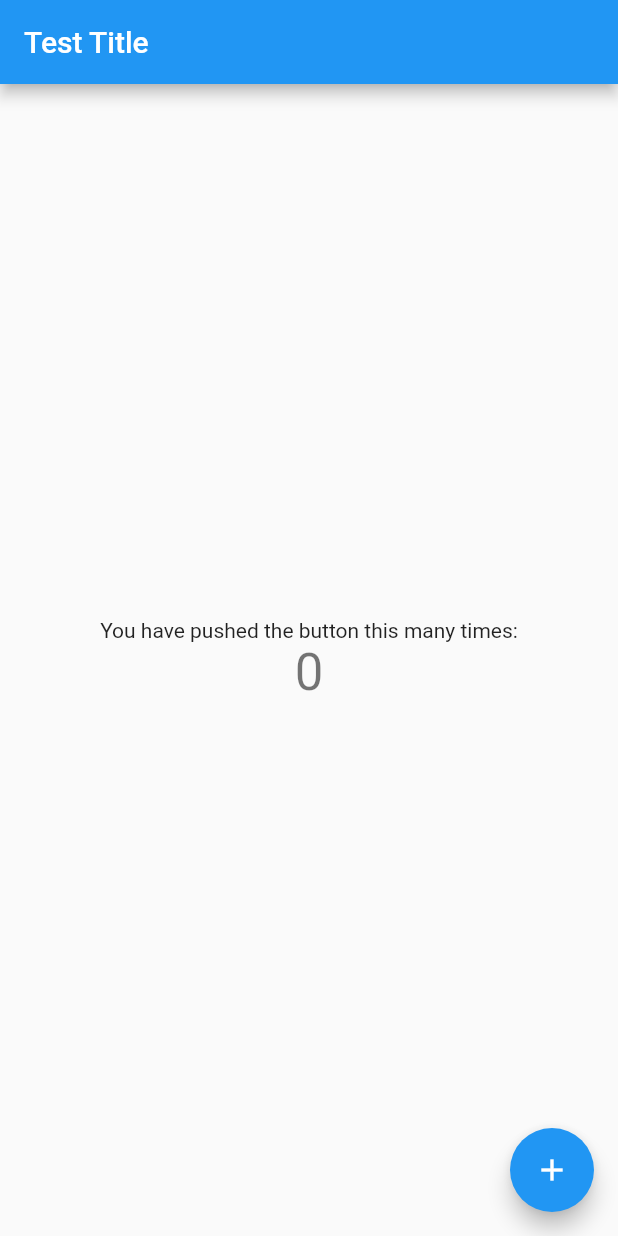
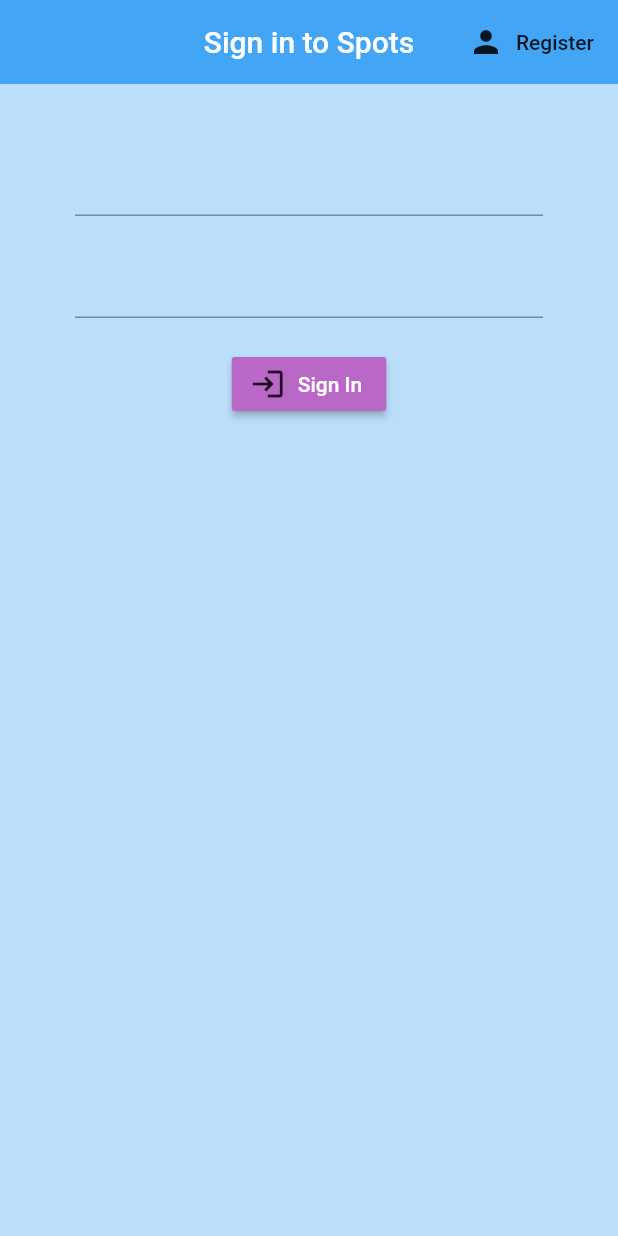
Before and after one commit to joeltanig77/Spots-App, a Flutter app: the screen it shows after launch, on a phone screen of 412 x 824 dp. Run offline on Flutter 3.47's test engine with Material 2 defaults, Android fonts, the phone set to English and light mode, and no system bars; our stand-ins replace firebase_auth; accounts and stored records are empty.

Commit message:
added register forms

```diff
--- a/lib/main.dart
+++ b/lib/main.dart
@@ -1,4 +1,8 @@
 import 'package:flutter/material.dart';
+import 'package:provider/provider.dart';
+import 'package:spots_app/screens/wrapper.dart';
+import 'package:spots_app/services/auth.dart';
+import 'package:spots_app/models/user.dart';
 
 void main() {
   runApp(MyApp());
@@ -8,106 +12,12 @@
   // This widget is the root of your application.
   @override
   Widget build(BuildContext context) {
-    return MaterialApp(
-      title: 'Flutter',
-      theme: ThemeData(
-        // This is the theme of your application.
-        //
-        // Try running your application with "flutter run". You'll see the
-        // application has a blue toolbar. Then, without quitting the app, try
-        // changing the primarySwatch below to Colors.green and then invoke
-        // "hot reload" (press "r" in the console where you ran "flutter run",
-        // or simply save your changes to "hot reload" in a Flutter IDE).
-        // Notice that the counter didn't reset back to zero; the application
-        // is not restarted.
-        primarySwatch: Colors.blue,
+    // Now every widget lisening to the Wrapper root can access this stream of log in/ log out data
+    return StreamProvider<User>.value(
+      value: Service().user,
+      child: MaterialApp(
+        home: Wrapper(),
       ),
-      home: MyHomePage(title: 'Test Title'),
     );
   }
 }
-
-class MyHomePage extends StatefulWidget {
-  MyHomePage({Key key, this.title}) : super(key: key);
-
-  // This widget is the screens.screens.home page of your application. It is stateful, meaning
-  // that it has a State object (defined below) that contains fields that affect
-  // how it looks.
-
-  // This class is the configuration for the state. It holds the values (in this
-  // case the title) provided by the parent (in this case the App widget) and
-  // used by the build method of the State. Fields in a Widget subclass are
-  // always marked "final".
-
-  final String title;
-
-  @override
-  _MyHomePageState createState() => _MyHomePageState();
-}
-
-class _MyHomePageState extends State<MyHomePage> {
-  int _counter = 0;
-
-  void _incrementCounter() {
-    setState(() {
-      // This call to setState tells the Flutter framework that something has
-      // changed in this State, which causes it to rerun the build method below
-      // so that the display can reflect the updated values. If we changed
-      // _counter without calling setState(), then the build method would not be
-      // called again, and so nothing would appear to happen.
-      _counter++;
-    });
-  }
-
-  @override
-  Widget build(BuildContext context) {
-    // This method is rerun every time setState is called, for instance as done
-    // by the _incrementCounter method above.
-    //
-    // The Flutter framework has been optimized to make rerunning build methods
-    // fast, so that you can just rebuild anything that needs updating rather
-    // than having to individually change instances of widgets.
-    return Scaffold(
-      appBar: AppBar(
-        // Here we take the value from the MyHomePage object that was created by
-        // the App.build method, and use it to set our appbar title.
-        title: Text(widget.title),
-      ),
-      body: Center(
-        // Center is a layout widget. It takes a single child and positions it
-        // in the middle of the parent.
-        child: Column(
-          // Column is also a layout widget. It takes a list of children and
-          // arranges them vertically. By default, it sizes itself to fit its
-          // children horizontally, and tries to be as tall as its parent.
-          //
-          // Invoke "debug painting" (press "p" in the console, choose the
-          // "Toggle Debug Paint" action from the Flutter Inspector in Android
-          // Studio, or the "Toggle Debug Paint" command in Visual Studio Code)
-          // to see the wireframe for each widget.
-          //
-          // Column has various properties to control how it sizes itself and
-          // how it positions its children. Here we use mainAxisAlignment to
-          // center the children vertically; the main axis here is the vertical
-          // axis because Columns are vertical (the cross axis would be
-          // horizontal).
-          mainAxisAlignment: MainAxisAlignment.center,
-          children: <Widget>[
-            Text(
-              'You have pushed the button this many times:',
-            ),
-            Text(
-              '$_counter',
-              style: Theme.of(context).textTheme.headline4,
-            ),
-          ],
-        ),
-      ),
-      floatingActionButton: FloatingActionButton(
-        onPressed: _incrementCounter,
-        tooltip: 'Increment',
-        child: Icon(Icons.add),
-      ), // This trailing comma makes auto-formatting nicer for build methods.
-    );
-  }
-}
--- /dev/null
+++ b/lib/models/user.dart
@@ -0,0 +1,11 @@
+import 'package:flutter/material.dart';
+// This is a container class filled with the UID
+class User {
+  final String uid;
+
+  User({this.uid});
+
+
+
+
+}
--- /dev/null
+++ b/lib/screens/authenticate/authenticate.dart
@@ -0,0 +1,23 @@
+import 'package:flutter/material.dart';
+import 'package:spots_app/screens/authenticate/register.dart';
+import 'package:spots_app/screens/authenticate/signIn.dart';
+
+class Authenticate extends StatefulWidget {
+  @override
+  _AuthenticateState createState() => _AuthenticateState();
+}
+
+class _AuthenticateState extends State<Authenticate> {
+
+  bool changeView = true;
+  void toggleView() {
+    setState(() {
+      changeView = !changeView;
+    });
+  }
+
+  @override
+  Widget build(BuildContext context) {
+    return changeView ? SignIn(toggleView: toggleView) : Register(toggleView: toggleView);
+  }
+}
--- /dev/null
+++ b/lib/screens/authenticate/signIn.dart
@@ -0,0 +1,78 @@
+import 'package:flutter/material.dart';
+import 'package:spots_app/services/auth.dart';
+class SignIn extends StatefulWidget {
+
+  final Function toggleView;
+  SignIn({this.toggleView});
+
+  @override
+  _SignInState createState() => _SignInState();
+}
+
+class _SignInState extends State<SignIn> {
+  String email = "";
+  String password = "";
+  final Service _auth = Service();
+
+  @override
+  Widget build(BuildContext context) {
+    // We do a Scafford so we can add a app bar and stuff
+    return Scaffold(
+      backgroundColor: Colors.blue[100],
+      appBar: AppBar(
+        backgroundColor: Colors.blue[400],
+        elevation: 0.0, //Take off the drop shadow
+        title: Text("Sign in to Spots"),
+        actions: [
+          FlatButton.icon(
+            icon: Icon(Icons.person),
+            label: Text("Register"),
+            onPressed: () {
+                widget.toggleView();
+            },
+          )
+        ],
+        centerTitle: true,
+      ),
+      body: Container(
+        padding: EdgeInsets.symmetric(vertical: 20.0, horizontal: 50.0),
+        child: Form(
+          child: Column(
+            children: [
+              SizedBox(height: 20.0),
+              TextFormField(
+                onChanged: (val) {
+                    setState(() {
+                      email = val.trim();
+                    });
+                },
+              ),
+              SizedBox(height: 20),
+              TextFormField(
+                onChanged: (val) {
+                    setState(() {
+                      password = val.trim();
+                    });
+                },
+                obscureText: true,
+              ),
+              SizedBox(height: 20),
+              RaisedButton.icon(
+                icon: Icon(Icons.login),
+                label: Text(
+                    "Sign In",
+                  style: TextStyle(color:Colors.white),
+                ),
+                onPressed: () async {
+                    print(email);
+                    print(password);
+                },
+                color: Colors.purple[300],
+              )
+            ],
+          ),
+        ),
+      ),
+    );
+  }
+}
--- a/lib/screens/wrapper.dart
+++ b/lib/screens/wrapper.dart
@@ -1,9 +1,18 @@
 import 'package:flutter/material.dart';
+import 'package:provider/provider.dart';
+import 'package:spots_app/models/user.dart';
+import 'package:spots_app/screens/authenticate/authenticate.dart';
+import 'package:spots_app/screens/home/home.dart';
 
 // Need to add if statement to see if there is a user and if there is go to screens.screens.home screen and if there is not, go to Authenticate page
 class Wrapper extends StatelessWidget {
   @override
   Widget build(BuildContext context) {
-    return Container();
+
+  final user = Provider.of<User>(context);
+  print(user);
+
+    // We get this value from the Provider stream
+    return user == null ? Authenticate() : Home();
   }
 }
--- a/pubspec.yaml
+++ b/pubspec.yaml
@@ -30,6 +30,7 @@
   cupertino_icons: ^1.0.1
   firebase_auth: ^0.14.0+5
   cloud_firestore: ^0.12.9+4
+  provider: ^3.1.0
 
 dev_dependencies:
   flutter_test:
```
Also changed, not shown: lib/screens/authenticate/register.dart (added, +78 -0 lines), lib/screens/home/home.dart (added, +30 -0 lines), lib/services/auth.dart (added, +56 -0 lines), pubspec.lock.
